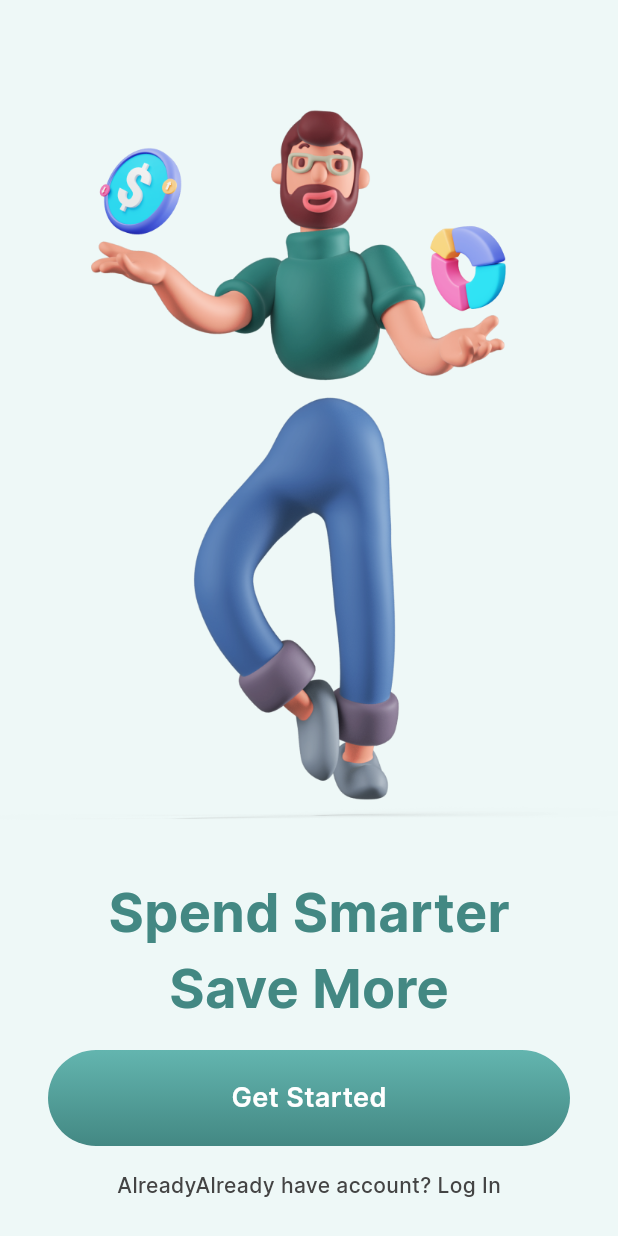
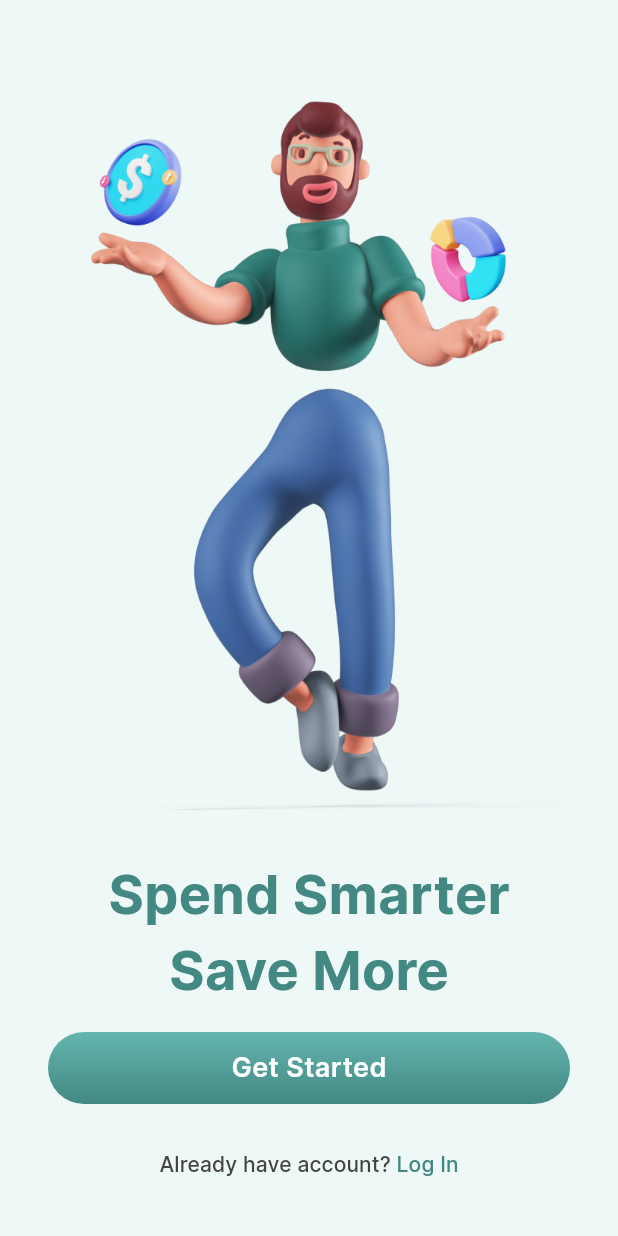
Before and after one commit to cyllac/financy_app, a Flutter app: the screen it shows after launch, on a phone screen of 412 x 824 dp. Run offline on Flutter 3.47's test engine with Material 3 defaults, Android fonts, the phone set to English and light mode, and no system bars.

Commit message:
onboarding finalizado

```diff
--- /dev/null
+++ b/lib/common/widgets/multi_text_button.dart
@@ -0,0 +1,24 @@
+import 'package:flutter/material.dart';
+
+class MultiTextButton extends StatelessWidget {
+  final List<Text> children;
+  final VoidCallback onPressed;
+
+  const MultiTextButton({
+    super.key,
+    required this.children,
+    required this.onPressed,
+  });
+
+  @override
+  Widget build(BuildContext context) {
+    return TextButton(
+      onPressed: onPressed,
+      child: Row(
+        mainAxisSize: MainAxisSize.min,
+        mainAxisAlignment: MainAxisAlignment.center,
+        children: children,
+      ),
+    );
+  }
+}
--- a/lib/common/widgets/primary_button.dart
+++ b/lib/common/widgets/primary_button.dart
@@ -14,13 +14,15 @@ class PrimaryButton extends StatelessWidget {
     required this.text,
   });
 
+  final BorderRadius _borderRadius =
+      const BorderRadius.all(Radius.circular(24.0));
+
   @override
   Widget build(BuildContext context) {
-    return Material(
-      borderRadius: BorderRadius.all(Radius.circular(38.0)),
-      child: Ink(
+    return Ink(
+      height: 48.0,
       decoration: BoxDecoration(
-          borderRadius: BorderRadius.all(Radius.circular(38.0)),
+        borderRadius: _borderRadius,
         gradient: LinearGradient(
             begin: Alignment.topCenter,
             end: Alignment.bottomCenter,
@@ -29,18 +31,12 @@ class PrimaryButton extends StatelessWidget {
                 : AppColors.greyGradient),
       ),
       child: InkWell(
-          borderRadius: BorderRadius.all(Radius.circular(38.0)),
+        borderRadius: _borderRadius,
         onTap: onPressed,
-          child: Container(
-            alignment: Alignment.center,
-            height: 64.0,
-            decoration: const BoxDecoration(
-                borderRadius: BorderRadius.all(Radius.circular(38.0))),
+        child: Align(
           child: Text(
             text,
-              style:
-                  AppTextStyles.mediumText18.copyWith(color: AppColors.white),
-            ),
+            style: AppTextStyles.mediumText18.copyWith(color: AppColors.white),
           ),
         ),
       ),
--- a/lib/features/onboarding/onboarding_page.dart
+++ b/lib/features/onboarding/onboarding_page.dart
@@ -2,7 +2,9 @@ import 'dart:developer';
 
 import 'package:financy_app/common/constants/app_colors.dart';
 import 'package:financy_app/common/constants/app_text_styles.dart';
+import 'package:financy_app/common/widgets/multi_text_button.dart';
 import 'package:financy_app/common/widgets/primary_button.dart';
+import 'package:flutter/gestures.dart';
 import 'package:flutter/material.dart';
 
 class OnboardingPage extends StatelessWidget {
@@ -40,9 +42,20 @@ class OnboardingPage extends StatelessWidget {
                 onPressed: () {},
               ),
             ),
-            Text(
-              'AlreadyAlready have account? Log In',
-              style: AppTextStyles.smallText.copyWith(color: AppColors.grey),
+            MultiTextButton(
+              onPressed: () => log('tap'),
+              children: [
+                Text(
+                  'Already have account? ',
+                  style:
+                      AppTextStyles.smallText.copyWith(color: AppColors.grey),
+                ),
+                Text(
+                  'Log In',
+                  style: AppTextStyles.smallText
+                      .copyWith(color: AppColors.greenlightTwo),
+                ),
+              ],
             ),
             const SizedBox(height: 24.0),
           ],
```
Lines whose indentation alone changed are shown as unchanged.
